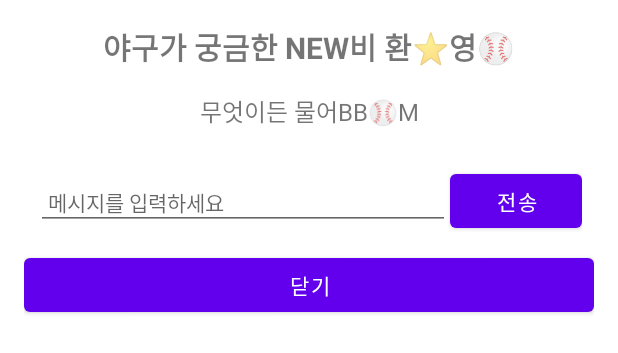
After one commit to ksiwon/BBManager, an Android app: the layout custom_dialog.xml on its own in the app's theme, with its tools: preview values and no code run, on a phone screen of 412 x 824 dp. The commit adds this screen. Shown: the top 353 px of the screen. Run offline under Robolectric (Android 15) with nearby library versions, the phone set to English and light mode, and no system bars.

Commit message:
chat_popup

```diff
--- /dev/null
+++ b/app/src/main/res/drawable/message_send_box.xml
@@ -0,0 +1,6 @@
+<?xml version="1.0" encoding="utf-8"?>
+<shape xmlns:android="http://schemas.android.com/apk/res/android"
+    android:shape="rectangle">
+    <solid android:color="#6200EE" /> <!-- 배경 색상 -->
+    <corners android:radius="16dp" /> <!-- 모서리 둥글게 -->
+</shape>
--- /dev/null
+++ b/app/src/main/res/layout/custom_dialog.xml
@@ -0,0 +1,89 @@
+<?xml version="1.0" encoding="utf-8"?>
+<androidx.constraintlayout.widget.ConstraintLayout
+    xmlns:android="http://schemas.android.com/apk/res/android"
+    xmlns:app="http://schemas.android.com/apk/res-auto"
+    android:layout_width="match_parent"
+    android:layout_height="wrap_content"
+    android:padding="16dp">
+
+    <!-- Title -->
+    <TextView
+        android:id="@+id/chat_title"
+        android:layout_width="wrap_content"
+        android:layout_height="wrap_content"
+        android:text="야구가 궁금한 NEW비 환⭐️영⚾️"
+        android:textSize="20sp"
+        android:textStyle="bold"
+        android:paddingBottom="16dp"
+        android:gravity="start"
+        app:layout_constraintTop_toTopOf="parent"
+        app:layout_constraintStart_toStartOf="parent"
+        app:layout_constraintEnd_toEndOf="parent" />
+
+    <!-- Message -->
+    <TextView
+        android:id="@+id/chat_message"
+        android:layout_width="wrap_content"
+        android:layout_height="wrap_content"
+        android:text="무엇이든 물어BB⚾️M"
+        android:textSize="16sp"
+        android:paddingBottom="16dp"
+        android:gravity="start"
+        app:layout_constraintTop_toBottomOf="@id/chat_title"
+        app:layout_constraintStart_toStartOf="parent"
+        app:layout_constraintEnd_toEndOf="parent" />
+
+
+    <androidx.recyclerview.widget.RecyclerView
+        android:id="@+id/recycler_view_messages"
+        android:layout_width="0dp"
+        android:layout_height="0dp"
+        android:scrollbars="vertical"
+        app:layout_constraintTop_toBottomOf="@id/chat_message"
+        app:layout_constraintStart_toStartOf="parent"
+        app:layout_constraintEnd_toEndOf="parent"
+        app:layout_constraintBottom_toTopOf="@id/message_input_layout" />
+
+
+    <!-- 메시지 입력 영역 -->
+    <LinearLayout
+        android:id="@+id/message_input_layout"
+        android:layout_width="0dp"
+        android:layout_height="wrap_content"
+        android:orientation="horizontal"
+        android:padding="8dp"
+        app:layout_constraintBottom_toTopOf="@id/close_button"
+        app:layout_constraintStart_toStartOf="parent"
+        app:layout_constraintEnd_toEndOf="parent">
+
+        <!-- 메시지 입력 -->
+        <EditText
+            android:id="@+id/edit_text_message"
+            android:layout_width="0dp"
+            android:layout_height="wrap_content"
+            android:layout_weight="1"
+            android:hint="메시지를 입력하세요"
+            android:padding="8dp"
+            android:textSize="14sp" />
+
+        <!-- 전송 버튼 -->
+        <Button
+            android:id="@+id/button_send"
+            android:layout_width="wrap_content"
+            android:layout_height="wrap_content"
+            android:text="전송"
+            android:paddingHorizontal="16dp" />
+    </LinearLayout>
+
+
+    <!-- Close Button -->
+    <Button
+        android:id="@+id/close_button"
+        android:layout_width="0dp"
+        android:layout_height="wrap_content"
+        android:text="닫기"
+        app:layout_constraintBottom_toBottomOf="parent"
+        app:layout_constraintStart_toStartOf="parent"
+        app:layout_constraintEnd_toEndOf="parent"
+        android:layout_marginTop="16dp" />
+</androidx.constraintlayout.widget.ConstraintLayout>
--- a/app/src/main/res/values/styles.xml
+++ b/app/src/main/res/values/styles.xml
@@ -29,4 +29,6 @@
         <item name="android:fontFamily">@font/pretendard_regular</item>
         <item name="android:textSize">12sp</item>
     </style>
+
+
 </resources>
```
Also changed, not shown: app/src/main/java/com/example/bbmanager/MainActivity.kt (+12 -7 lines), app/src/main/java/com/example/bbmanager/adapters/KeyboardUtils.kt (added, +13 -0 lines), app/src/main/java/com/example/bbmanager/adapters/Message.kt (added, +17 -0 lines), app/src/main/java/com/example/bbmanager/adapters/MessageAdapter.kt (added, +8 -0 lines), app/src/main/java/com/example/bbmanager/adapters/RecyclerView.kt (added, +38 -0 lines), app/src/main/java/com/example/bbmanager/ui/broadcast/BroadcastChat.kt (added, +9 -0 lines), app/src/main/java/com/example/bbmanager/ui/broadcast/BroadcastFragment.kt (+45 -1 lines), app/src/main/java/com/example/bbmanager/ui/broadcast/BroadcastViewModel.kt (+12 -0 lines), app/src/main/java/com/example/bbmanager/ui/broadcast/CustomDialogFragment.kt (added, +90 -0 lines), app/src/main/java/com/example/bbmanager/ui/contact/ContactFragment.kt (+10 -7 lines), app/src/main/res/layout-land/activity_main.xml (+8 -0 lines), app/src/main/res/layout/activity_main.xml (+0 -11 lines), app/src/main/res/layout/fragment_broadcast.xml (+14 -0 lines), app/src/main/res/layout/fragment_chat.xml (added, +39 -0 lines), 1 more files.
